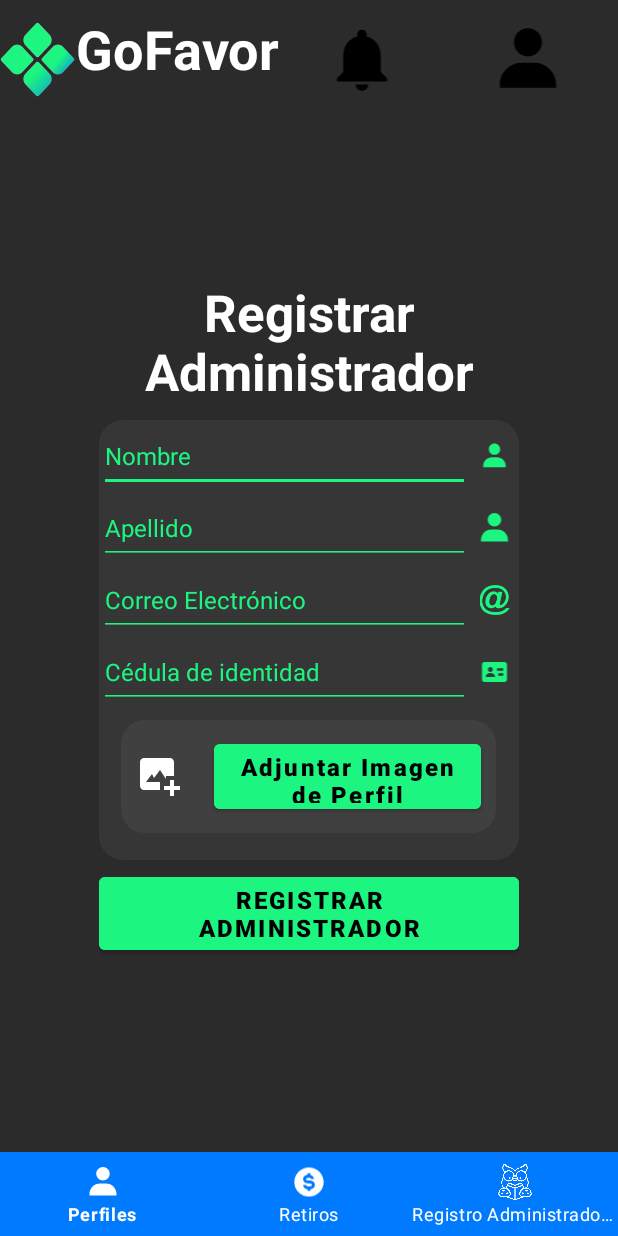
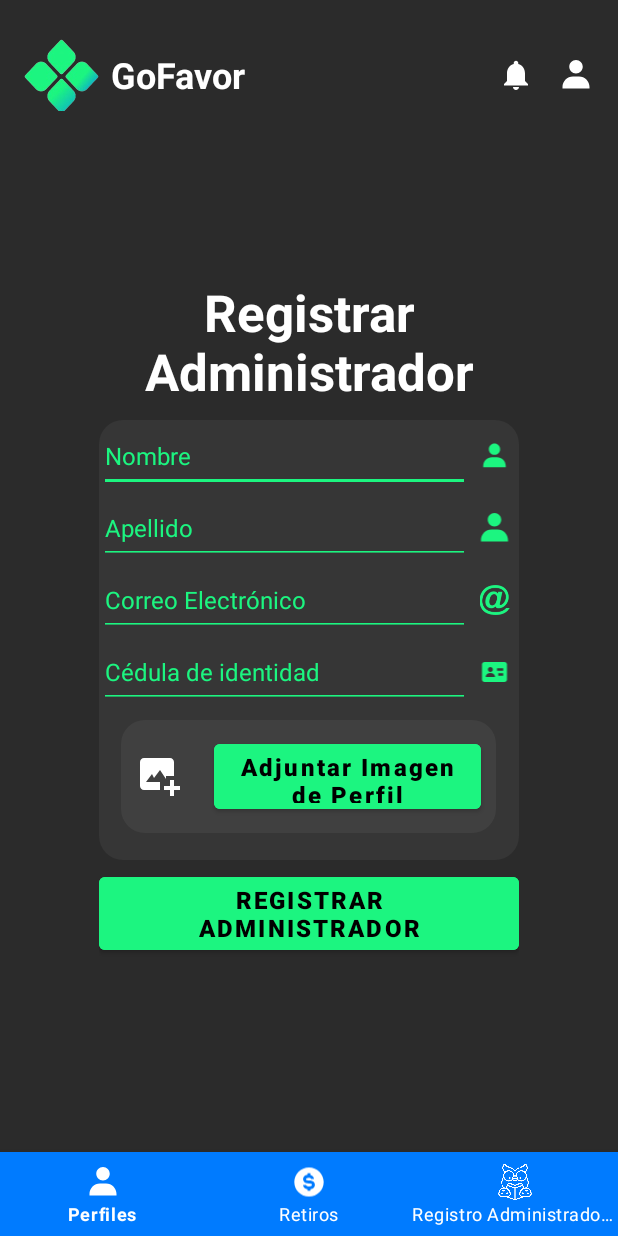
Before and after one commit to Stu8990/goFavor, an Android app: the layout activity_registro_admin.xml on its own in the app's theme, with its tools: preview values and no code run, on a phone screen of 412 x 824 dp. Run offline under Robolectric (Android 15) with nearby library versions, the phone set to English and light mode, and no system bars.

Commit message:
cambios en el margin

```diff
--- a/app/src/main/res/layout/activity_perfiles.xml
+++ b/app/src/main/res/layout/activity_perfiles.xml
@@ -14,6 +14,7 @@
         android:layout_width="match_parent"
         android:layout_height="80dp"
         android:orientation="horizontal"
+        android:layout_marginTop="10dp"
         android:padding="16dp"
         app:layout_constraintTop_toTopOf="parent"
         app:layout_constraintStart_toStartOf="parent"
--- a/app/src/main/res/layout/activity_register.xml
+++ b/app/src/main/res/layout/activity_register.xml
@@ -13,6 +13,7 @@
         android:layout_margin="32dp"
         android:layout_marginStart="30dp"
         android:layout_marginTop="10dp"
+
         android:layout_marginEnd="30dp"
         android:layout_marginBottom="10dp"
         android:gravity="center"
@@ -28,6 +29,7 @@
             android:layout_width="183dp"
             android:layout_height="wrap_content"
             android:layout_marginBottom="5dp"
+            android:layout_marginTop="10dp"
             android:gravity="top"
             android:orientation="vertical"
             android:paddingBottom="5dp">
--- a/app/src/main/res/layout/activity_registro_admin.xml
+++ b/app/src/main/res/layout/activity_registro_admin.xml
@@ -230,18 +230,22 @@
             android:layout_height="wrap_content" />
     </LinearLayout>
 
+    <!-- Barra Superior -->
     <LinearLayout
-        android:layout_width="407dp"
+        android:id="@+id/headerBar"
+        android:layout_width="match_parent"
         android:layout_height="80dp"
+        android:layout_marginTop="10dp"
         android:orientation="horizontal"
-        tools:layout_editor_absoluteX="1dp"
-        tools:layout_editor_absoluteY="1dp">
+        android:padding="16dp"
+        app:layout_constraintEnd_toEndOf="parent"
+        app:layout_constraintStart_toStartOf="parent"
+        app:layout_constraintTop_toTopOf="parent">
 
         <ImageView
-            android:id="@+id/imageView"
+            android:id="@+id/imageLogo"
             android:layout_width="50dp"
             android:layout_height="50dp"
-            android:layout_gravity="center"
             android:contentDescription="@string/logo_desc"
             app:srcCompat="@drawable/image_removebg_preview" />
 
@@ -249,28 +253,35 @@
             android:id="@+id/nombreAPP"
             android:layout_width="wrap_content"
             android:layout_height="wrap_content"
-            android:layout_marginTop="8dp"
-            android:gravity="center"
+            android:layout_gravity="center_vertical"
+            android:layout_marginStart="8dp"
             android:text="@string/app_name"
             android:textColor="#FFFFFF"
-            android:textSize="36sp"
+            android:textSize="24sp"
             android:textStyle="bold" />
 
-        <ImageView
-            android:id="@+id/imageView3"
-            android:layout_width="50dp"
-            android:layout_height="50dp"
-            android:layout_gravity="center_vertical"
-            android:layout_weight="1"
-            app:srcCompat="@drawable/ic_notifications_black_24dp" />
+        <View
+            android:layout_width="0dp"
+            android:layout_height="0dp"
+            android:layout_weight="1" />
 
         <ImageView
-            android:id="@+id/imageView2"
-            android:layout_width="50dp"
-            android:layout_height="50dp"
+            android:id="@+id/imageNotifications"
+            android:layout_width="24dp"
+            android:layout_height="24dp"
             android:layout_gravity="center_vertical"
-            android:layout_weight="1"
-            app:srcCompat="@drawable/bxs_user" />
+            app:srcCompat="@drawable/ic_notifications_black_24dp"
+            app:tint="#FFFFFF" />
+
+        <ImageView
+            android:id="@+id/imageUser"
+            android:layout_width="24dp"
+            android:layout_height="24dp"
+            android:layout_gravity="center_vertical"
+            android:layout_marginStart="16dp"
+            app:srcCompat="@drawable/bxs_user"
+            app:tint="#FFFFFF" />
+
 
     </LinearLayout>
     <!-- BottomNavigationView -->
--- a/app/src/main/res/layout/activity_retiros.xml
+++ b/app/src/main/res/layout/activity_retiros.xml
@@ -14,6 +14,7 @@
         android:layout_width="match_parent"
         android:layout_height="80dp"
         android:orientation="horizontal"
+        android:layout_marginTop="10dp"
         android:padding="16dp"
         app:layout_constraintTop_toTopOf="parent"
         app:layout_constraintStart_toStartOf="parent"
```
